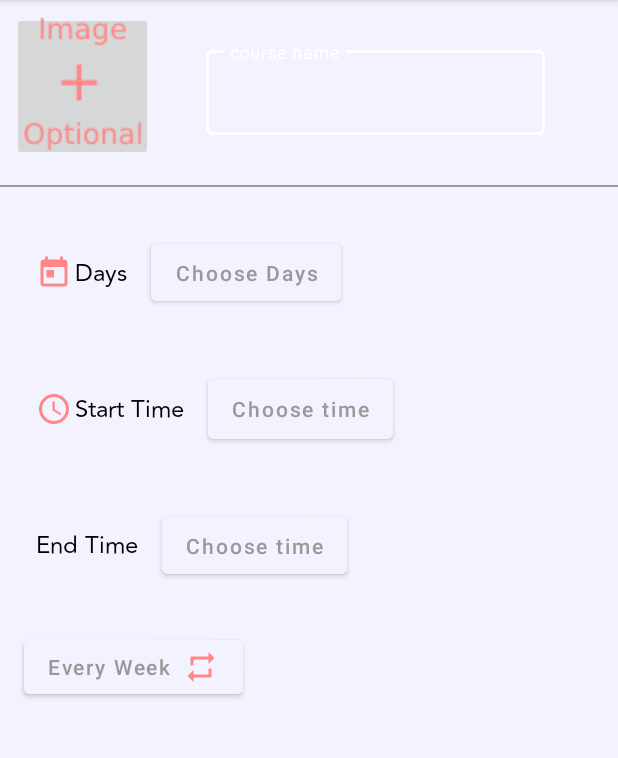
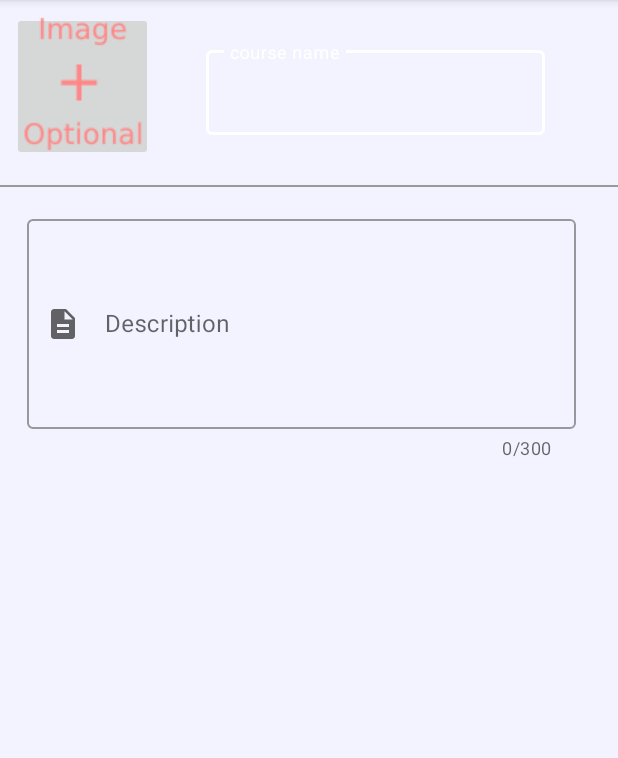
Before and after one commit to areej1012/My_Plans, an Android app: the AddCourseActivity screen opened directly, with no data from a screen before it, on a phone screen of 412 x 824 dp, the part 84-842 px from its top. Run offline under Robolectric (Android 15) with nearby library versions, the phone set to English and light mode, and no system bars.

Commit message:
add class Activity and fix some error

```diff
--- a/app/src/main/AndroidManifest.xml
+++ b/app/src/main/AndroidManifest.xml
@@ -9,7 +9,8 @@
         android:roundIcon="@mipmap/ic_launcher_round"
         android:supportsRtl="true"
         android:theme="@style/Theme.MyPlans">
-        <activity android:name=".activities.AddCourseActivity"></activity>
+        <activity android:name=".activities.AddClassesActivity"></activity>
+        <activity android:name=".activities.AddCourseActivity" />
         <activity
             android:name=".activities.GetStartedActivity"
             android:theme="@style/Theme.MyPlans.GetStarted">
@@ -22,7 +23,7 @@
         <activity
             android:name=".activities.MainActivity"
             android:label="@string/app_name"
-            android:theme="@style/Theme.MyPlans.NoActionBar"></activity>
+            android:theme="@style/Theme.MyPlans.NoActionBar" />
     </application>
 
 </manifest>
--- a/app/src/main/java/com/example/myplans/DB/Tables.kt
+++ b/app/src/main/java/com/example/myplans/DB/Tables.kt
@@ -16,6 +16,7 @@ data class Course(
     @PrimaryKey(autoGenerate = false)
     val nameCourse: String,
     val image: String?,
+    val description: String,
     val fk_semester: String,
 )
 
--- a/app/src/main/java/com/example/myplans/activities/AddCourseActivity.kt
+++ b/app/src/main/java/com/example/myplans/activities/AddCourseActivity.kt
@@ -1,69 +1,19 @@
 package com.example.myplans.activities
 
-import android.app.AlertDialog
-import android.app.DatePickerDialog
-import android.os.Build
 import android.os.Bundle
-import androidx.annotation.RequiresApi
 import androidx.appcompat.app.AppCompatActivity
 import com.example.myplans.databinding.ActivityAddCourseBinding
-import java.util.*
 
 class AddCourseActivity : AppCompatActivity() {
     lateinit var binding: ActivityAddCourseBinding
-    lateinit var datePickerDialog: DatePickerDialog
 
-    @RequiresApi(Build.VERSION_CODES.N)
     override fun onCreate(savedInstanceState: Bundle?) {
         super.onCreate(savedInstanceState)
         binding = ActivityAddCourseBinding.inflate(layoutInflater)
         setContentView(binding.root)
-        initDatePicker()
-        binding.btStartTime.setOnClickListener {
-            openPicker()
-        }
-    }
-
-    @RequiresApi(Build.VERSION_CODES.N)
-    private fun initDatePicker() {
-        val dateListener = DatePickerDialog.OnDateSetListener { datePicker, year, month, day ->
-            val date = makeDateString(day, month, year)
-            binding.btStartTime.text = date
-        }
-
-        val cel = Calendar.getInstance()
-        val year = cel.get(Calendar.YEAR)
-        val month = cel.get(Calendar.MONTH)
-        val day = cel.get(Calendar.DAY_OF_MONTH)
-        val style = AlertDialog.THEME_HOLO_LIGHT
-
-        datePickerDialog = DatePickerDialog(this, style, dateListener, year, month, day)
 
     }
 
-    private fun makeDateString(day: Int, month: Int, year: Int): String {
-        return "$day" + getMonthFormat(month) + "$year"
-    }
 
-    private fun getMonthFormat(month: Int): String {
-        when (month) {
-            1 -> return "Jan"
-            2 -> return "Feb"
-            3 -> return "Mar"
-            4 -> return "Apr"
-            5 -> return "May"
-            6 -> return "June"
-            7 -> return "July"
-            8 -> return "Aug"
-            9 -> return "Sept"
-            10 -> return "Oct"
-            11 -> return "Nov"
-            12 -> return "Dec"
-        }
-        return "Jan"
-    }
 
-    private fun openPicker() {
-        datePickerDialog.show()
-    }
 }
--- /dev/null
+++ b/app/src/main/res/drawable/ic_baseline_description_24.xml
@@ -0,0 +1,10 @@
+<vector xmlns:android="http://schemas.android.com/apk/res/android"
+    android:width="24dp"
+    android:height="24dp"
+    android:tint="#FF8787"
+    android:viewportWidth="24"
+    android:viewportHeight="24">
+    <path
+        android:fillColor="@android:color/white"
+        android:pathData="M14,2L6,2c-1.1,0 -1.99,0.9 -1.99,2L4,20c0,1.1 0.89,2 1.99,2L18,22c1.1,0 2,-0.9 2,-2L20,8l-6,-6zM16,18L8,18v-2h8v2zM16,14L8,14v-2h8v2zM13,9L13,3.5L18.5,9L13,9z" />
+</vector>
--- a/app/src/main/res/layout/activity_add_course.xml
+++ b/app/src/main/res/layout/activity_add_course.xml
@@ -58,112 +58,33 @@
             app:layout_constraintStart_toStartOf="parent"
             app:layout_constraintTop_toBottomOf="@+id/imageButton2" />
 
-        <LinearLayout
-            android:id="@+id/linearLayout2"
-            android:layout_width="wrap_content"
-            android:layout_height="wrap_content"
+        <com.google.android.material.textfield.TextInputLayout
+            android:id="@+id/text_Ly_description"
+            style="@style/Widget.MaterialComponents.TextInputLayout.OutlinedBox"
+            android:layout_width="366dp"
+            android:layout_height="180dp"
             android:layout_marginStart="16dp"
-            android:layout_marginTop="24dp"
+            android:layout_marginTop="16dp"
+            android:layout_marginEnd="16dp"
+            android:hint="@string/description"
+            app:counterEnabled="true"
+            app:counterMaxLength="300"
+            app:errorEnabled="true"
+            app:errorIconDrawable="@drawable/ic_baseline_error_outline_24"
+            app:layout_constraintEnd_toEndOf="parent"
+            app:layout_constraintHorizontal_bias="0.156"
             app:layout_constraintStart_toStartOf="parent"
-            app:layout_constraintTop_toBottomOf="@+id/view">
+            app:layout_constraintTop_toBottomOf="@+id/view"
+            app:startIconDrawable="@drawable/ic_baseline_description_24">
 
-            <TextView
-                android:layout_width="wrap_content"
-                android:layout_height="wrap_content"
-                android:layout_margin="8dp"
-                android:drawableStart="@drawable/ic_day"
-                android:drawablePadding="2dp"
-                android:fontFamily="@font/avenir_regular"
-                android:text="@string/days"
-                android:textColor="@color/black"
-                android:textSize="16sp" />
+            <!--this is the actual edit text which takes the input-->
+            <com.google.android.material.textfield.TextInputEditText
+                android:id="@+id/edit_text_description"
+                android:layout_width="fill_parent"
+                android:layout_height="140dp"
+                android:maxLength="300" />
 
-            <Button
-                android:id="@+id/btDays"
-                android:layout_width="wrap_content"
-                android:layout_height="50dp"
-                android:layout_margin="8dp"
-                android:backgroundTint="@color/white_sc"
-                android:text="@string/choose_days"
-                android:textAllCaps="false"
-                android:textColor="@color/gray" />
-        </LinearLayout>
+        </com.google.android.material.textfield.TextInputLayout>
 
-        <LinearLayout
-            android:id="@+id/linearLayout4"
-            android:layout_width="wrap_content"
-            android:layout_height="wrap_content"
-            android:layout_marginStart="16dp"
-            android:layout_marginTop="24dp"
-            app:layout_constraintStart_toStartOf="parent"
-            app:layout_constraintTop_toBottomOf="@+id/linearLayout2">
-
-            <TextView
-                android:layout_width="wrap_content"
-                android:layout_height="25dp"
-                android:layout_margin="8dp"
-                android:drawableStart="@drawable/ic_time"
-                android:drawablePadding="2dp"
-                android:fontFamily="@font/avenir_regular"
-                android:text="@string/start_time"
-                android:textColor="@color/black"
-                android:textSize="16sp" />
-
-            <Button
-                android:id="@+id/btStartTime"
-                android:layout_width="wrap_content"
-                android:layout_height="52dp"
-                android:layout_margin="8dp"
-                android:backgroundTint="@color/white_sc"
-                android:text="@string/choose_time"
-                android:textAllCaps="false"
-                android:textColor="@color/gray" />
-
-        </LinearLayout>
-
-        <LinearLayout
-            android:id="@+id/linearLayout7"
-            android:layout_width="wrap_content"
-            android:layout_height="wrap_content"
-            android:layout_marginStart="16dp"
-            android:layout_marginTop="24dp"
-            app:layout_constraintStart_toStartOf="parent"
-            app:layout_constraintTop_toBottomOf="@+id/linearLayout4">
-
-            <TextView
-                android:layout_width="wrap_content"
-                android:layout_height="wrap_content"
-                android:layout_gravity="center"
-                android:layout_margin="8dp"
-                android:fontFamily="@font/avenir_regular"
-                android:text="@string/end_time"
-                android:textColor="@color/black"
-                android:textSize="16sp" />
-
-            <Button
-                android:id="@+id/btEndTime"
-                android:layout_width="wrap_content"
-                android:layout_height="50dp"
-                android:layout_gravity="center"
-                android:layout_margin="8dp"
-                android:backgroundTint="@color/white_sc"
-                android:text="@string/choose_time"
-                android:textAllCaps="false"
-                android:textColor="@color/gray" />
-        </LinearLayout>
-
-        <Button
-            android:id="@+id/btrepeat"
-            android:layout_width="wrap_content"
-            android:layout_height="wrap_content"
-            android:layout_marginStart="16dp"
-            android:layout_marginTop="24dp"
-            android:backgroundTint="@color/white_sc"
-            android:drawableEnd="@drawable/ic_repeat"
-            android:text="@string/every_week"
-            android:textAllCaps="false"
-            android:textColor="@color/gray"
-            app:layout_constraintStart_toStartOf="parent"
-            app:layout_constraintTop_toBottomOf="@+id/linearLayout7" />
     </androidx.constraintlayout.widget.ConstraintLayout>
 </ScrollView>
--- a/app/src/main/res/values/strings.xml
+++ b/app/src/main/res/values/strings.xml
@@ -41,4 +41,7 @@
     <string name="choose_days">Choose Days</string>
     <string name="end_time">End Time</string>
     <string name="every_week">Every Week</string>
+    <string name="description">Description</string>
+    <string name="choose_course">Choose Course</string>
+    <string name="choose_type_of_the_class">Choose type of the class</string>
 </resources>
```
Also changed, not shown: app/src/main/java/com/example/myplans/activities/AddClassesActivity.kt (added, +70 -0 lines), app/src/main/res/layout/activity_add_classes.xml (added, +166 -0 lines).
